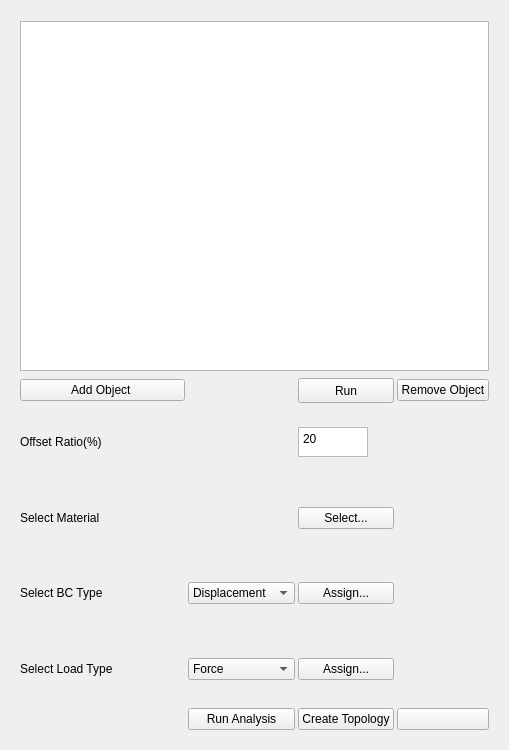
First picture: the form in fembygen/ui/createGeo.ui, repository V-ulkan/FEMbyGEN, before the edit.
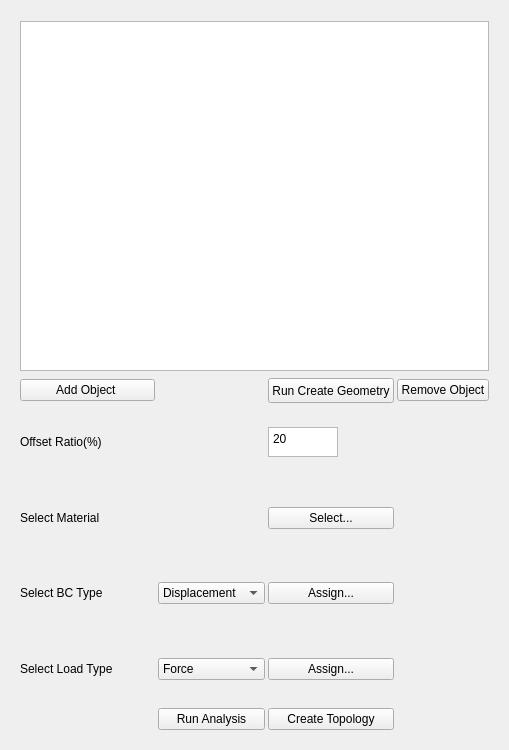
Second picture: the form after the edit.

```diff
--- a/fembygen/ui/createGeo.ui
+++ b/fembygen/ui/createGeo.ui
@@ -201,16 +201,6 @@
            </size>
           </property>
           <property name="text">
-
-           <string>Run</string>
-          </property>
-         </widget>
-        </item>
-        <item row="6" column="3">
-         <widget class="QPushButton" name="ok">
-          <property name="text">
-           <string>Ok</string>
-
            <string>Run Create Geometry</string>
 
 
```
Left out of the diff: 10 changed lines with no effect on the pictures.
